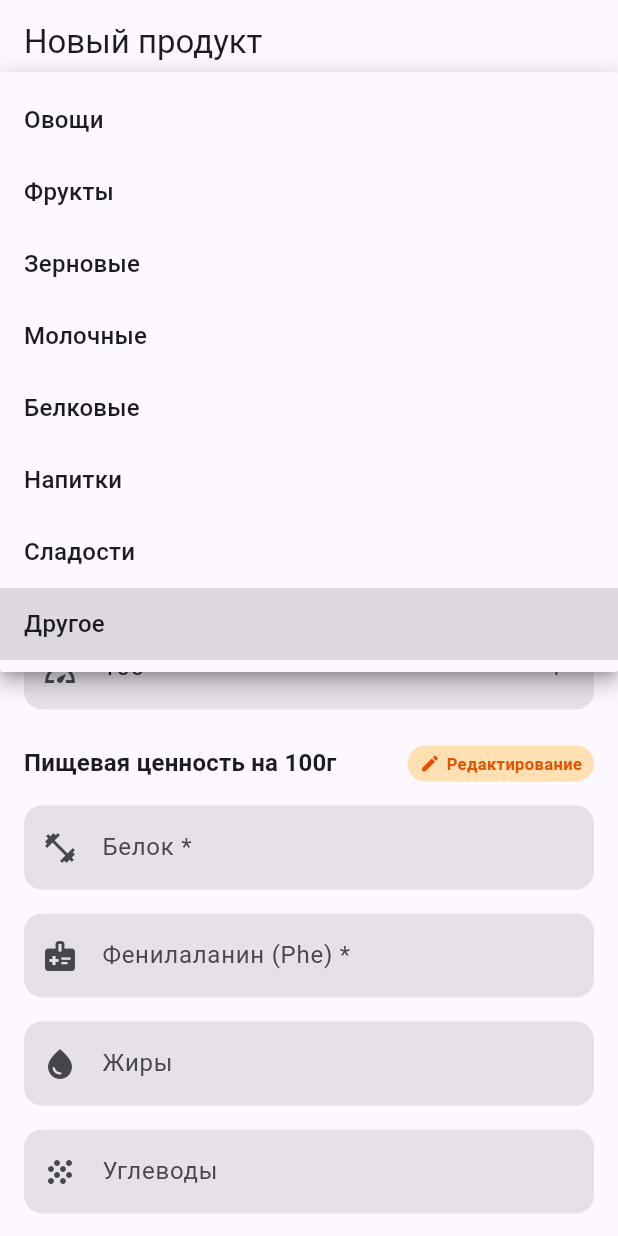
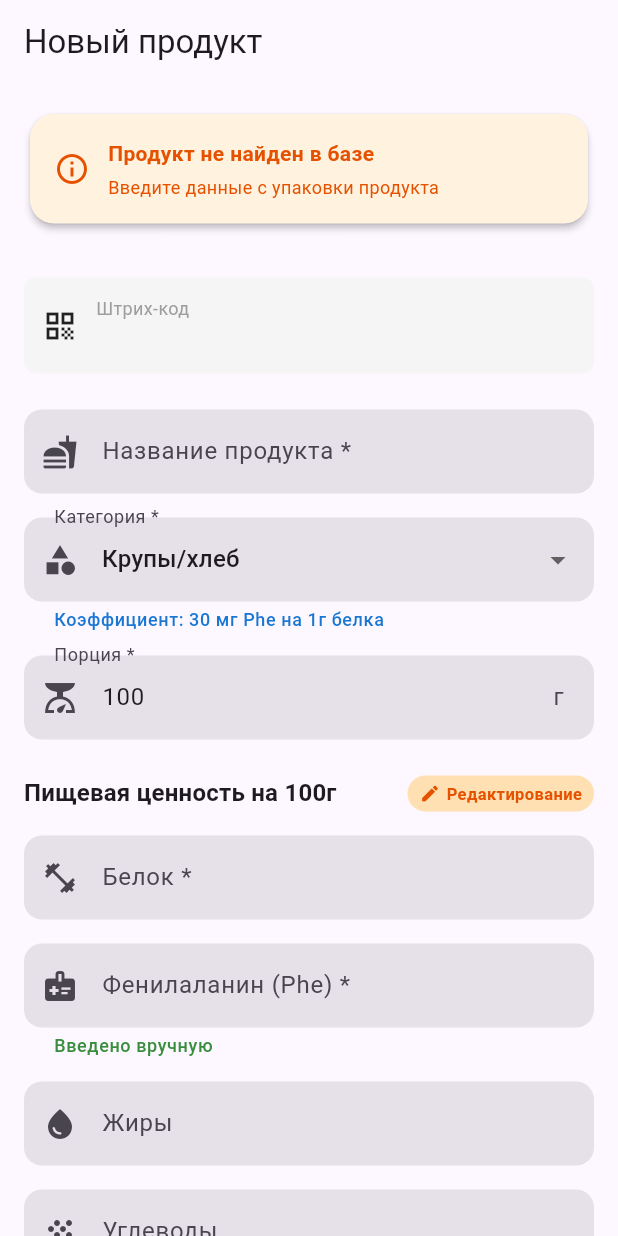
Before and after one commit to Melvud/pku-app, a Flutter app: the ScannedProductScreen screen opened directly with empty values, after a tap on "Другое", on a phone screen of 412 x 824 dp. Run offline on Flutter 3.47's test engine with Material 3 defaults, Android fonts, the phone set to English and light mode, and no system bars; our stand-ins replace cloud_firestore, file_picker, firebase_auth, firebase_core, firebase_storage, fl_chart and 7 more; missing offline and left inert: excel, mobile_scanner, syncfusion_flutter_pdfviewer; accounts and stored records are empty; network calls fail.

Commit message:
Add Google Sheets only barcode search with PKU category-based Phe calculation
- Barcode scanner now searches only in Google Sheets database
- Add new PKU-specific categories with Phe coefficients:
  - Мясо/рыба/яйца/сыры: 50 mg/g protein
  - Молочное: 40 mg/g protein
  - Крупы/хлеб: 30 mg/g protein
  - Овощи: 25 mg/g protein
  - Фрукты: 25 mg/g protein
  - Орехи/бобовые: 45 mg/g protein
  - Другое: 45 mg/g protein
- Show category selection dialog when creating new product
- Auto-calculate Phe based on selected category coefficient
- Allow manual Phe override with visual indicator
- Recalculate Phe when category changes (if auto-calculated)

```diff
--- a/lib/screens/products/barcode_scanner_screen.dart
+++ b/lib/screens/products/barcode_scanner_screen.dart
@@ -1,8 +1,6 @@
 // lib/screens/products/barcode_scanner_screen.dart
 import 'package:flutter/material.dart';
 import 'package:mobile_scanner/mobile_scanner.dart';
-import 'package:provider/provider.dart';
-import '../../providers/products_provider.dart';
 import '../../models/diary_entry.dart';
 import '../../models/product.dart';
 import '../../services/barcode_sheets_service.dart';
@@ -61,32 +59,21 @@ class _BarcodeScannerScreenState extends State<BarcodeScannerScreen> {
     await _controller.stop();
 
     try {
-      // 1. First search in local Google Sheets barcode database
-      setState(() => _searchStatus = 'Поиск в базе штрихкодов...');
+      // Search only in Google Sheets barcode database
+      setState(() => _searchStatus = 'Поиск в базе Google Sheets...');
 
       final barcodeSheetsService = BarcodeSheetsService();
       Product? foundProduct = await barcodeSheetsService.findProductByBarcode(code);
-      String source = 'Google Sheets Barcode DB';
+      String source = 'Google Sheets';
       bool isPheCalculated = false;
 
-      // Check if Phe was calculated
+      // Check if Phe was calculated (not measured)
       if (foundProduct != null && foundProduct.pheMeasuredPer100g == null) {
         isPheCalculated = true;
       }
 
-      // 2. If not found, search in Firestore (local user database)
-      if (foundProduct == null) {
-        setState(() => _searchStatus = 'Поиск в локальной базе...');
-
-        final productsProvider = Provider.of<ProductsProvider>(context, listen: false);
-        final result = await productsProvider.findProductByBarcode(code);
-
-        if (result.product.name.isNotEmpty) {
-          foundProduct = result.product;
-          source = result.source;
-          isPheCalculated = result.product.pheMeasuredPer100g == null;
-        }
-      }
+      // If not found in Google Sheets, product will be null
+      // User will be prompted to create a new product
 
       if (mounted) {
         Navigator.pushReplacement(
--- a/lib/screens/products/scanned_product_screen.dart
+++ b/lib/screens/products/scanned_product_screen.dart
@@ -45,17 +45,27 @@ class _ScannedProductScreenState extends State<ScannedProductScreen> {
   bool _isEditing = false;
   bool _isPheCalculated = false;
   bool _hasChanges = false;
+  bool _categorySelected = false; // Track if category was selected for new product
 
-  final List<Map<String, String>> _categories = [
-    {'value': 'vegetables', 'label': 'Овощи'},
-    {'value': 'fruits', 'label': 'Фрукты'},
-    {'value': 'grains', 'label': 'Зерновые'},
-    {'value': 'dairy', 'label': 'Молочные'},
-    {'value': 'protein', 'label': 'Белковые'},
-    {'value': 'beverages', 'label': 'Напитки'},
-    {'value': 'sweets', 'label': 'Сладости'},
-    {'value': 'other', 'label': 'Другое'},
+  // PKU-specific categories with Phe coefficients (mg per 1g protein)
+  final List<Map<String, dynamic>> _categories = [
+    {'value': 'meat_fish_eggs_cheese', 'label': 'Мясо/рыба/яйца/сыры', 'coefficient': 50},
+    {'value': 'dairy', 'label': 'Молочное (кроме сыров и творога)', 'coefficient': 40},
+    {'value': 'grains_bread', 'label': 'Крупы/хлеб', 'coefficient': 30},
+    {'value': 'vegetables', 'label': 'Овощи', 'coefficient': 25},
+    {'value': 'fruits', 'label': 'Фрукты', 'coefficient': 25},
+    {'value': 'nuts_legumes', 'label': 'Орехи/бобовые', 'coefficient': 45},
+    {'value': 'other', 'label': 'Другое', 'coefficient': 45},
   ];
+
+  /// Get Phe coefficient for a category (mg per 1g protein)
+  int _getPheCoefficient(String category) {
+    final cat = _categories.firstWhere(
+      (c) => c['value'] == category,
+      orElse: () => {'coefficient': 45},
+    );
+    return cat['coefficient'] as int;
+  }
 
   @override
   void initState() {
@@ -80,12 +90,71 @@ class _ScannedProductScreenState extends State<ScannedProductScreen> {
     _caloriesController = TextEditingController(
       text: p?.caloriesPer100g?.toStringAsFixed(1) ?? '',
     );
-    _selectedCategory = p?.category ?? 'other';
+    _selectedCategory = _mapOldCategoryToNew(p?.category ?? 'other');
 
-    // If product not found, enable editing mode
+    // If product not found, enable editing mode and show category selection
     if (widget.product == null) {
       _isEditing = true;
+      _categorySelected = false;
+      // Show category selection dialog after build
+      WidgetsBinding.instance.addPostFrameCallback((_) {
+        _showCategorySelectionDialog();
+      });
+    } else {
+      _categorySelected = true;
     }
+  }
+
+  /// Map old category values to new PKU categories
+  String _mapOldCategoryToNew(String oldCategory) {
+    switch (oldCategory) {
+      case 'vegetables':
+        return 'vegetables';
+      case 'fruits':
+        return 'fruits';
+      case 'grains':
+        return 'grains_bread';
+      case 'dairy':
+        return 'dairy';
+      case 'protein':
+        return 'meat_fish_eggs_cheese';
+      default:
+        return 'other';
+    }
+  }
+
+  /// Show dialog to select category for new product
+  Future<void> _showCategorySelectionDialog() async {
+    await showDialog(
+      context: context,
+      barrierDismissible: false,
+      builder: (context) => AlertDialog(
+        title: const Text('Выберите категорию продукта'),
+        content: Column(
+          mainAxisSize: MainAxisSize.min,
+          crossAxisAlignment: CrossAxisAlignment.start,
+          children: [
+            const Text(
+              'Категория нужна для автоматического расчёта фенилаланина',
+              style: TextStyle(fontSize: 13, color: Colors.grey),
+            ),
+            const SizedBox(height: 16),
+            ..._categories.map((cat) => ListTile(
+              title: Text(cat['label'] as String),
+              subtitle: Text(
+                '${cat['coefficient']} мг Phe на 1г белка',
+                style: TextStyle(fontSize: 12, color: Colors.grey.shade600),
+              ),
+              dense: true,
+              onTap: () {
+                Navigator.pop(context);
+                _onCategoryChanged(cat['value'] as String);
+              },
+            )),
+          ],
+        ),
+      ),
+    );
   }
 
   @override
@@ -103,12 +172,26 @@ class _ScannedProductScreenState extends State<ScannedProductScreen> {
   void _autoCalculatePhe() {
     final protein = double.tryParse(_proteinController.text) ?? 0;
     if (protein > 0) {
-      final estimatedPhe = protein * 50; // 50 mg Phe per 1g protein
+      final coefficient = _getPheCoefficient(_selectedCategory);
+      final estimatedPhe = protein * coefficient;
       _pheController.text = estimatedPhe.toStringAsFixed(0);
       setState(() {
         _isPheCalculated = true;
         _hasChanges = true;
       });
+    }
+  }
+
+  /// Recalculate Phe when category changes (only if Phe was auto-calculated)
+  void _onCategoryChanged(String category) {
+    setState(() {
+      _selectedCategory = category;
+      _categorySelected = true;
+      _hasChanges = true;
+    });
+    // Only recalculate if Phe was previously auto-calculated
+    if (_isPheCalculated) {
+      _autoCalculatePhe();
     }
   }
 
@@ -300,26 +383,28 @@ class _ScannedProductScreenState extends State<ScannedProductScreen> {
               ),
               const SizedBox(height: 16),
 
-              // Category dropdown
+              // Category dropdown with Phe coefficient info
               DropdownButtonFormField<String>(
                 value: _selectedCategory,
-                decoration: const InputDecoration(
-                  labelText: 'Категория',
-                  prefixIcon: Icon(Icons.category),
+                decoration: InputDecoration(
+                  labelText: 'Категория *',
+                  prefixIcon: const Icon(Icons.category),
+                  helperText: 'Коэффициент: ${_getPheCoefficient(_selectedCategory)} мг Phe на 1г белка',
+                  helperStyle: TextStyle(
+                    color: Colors.blue.shade700,
+                    fontWeight: FontWeight.w500,
+                  ),
                 ),
                 items: _categories.map((cat) {
                   return DropdownMenuItem(
-                    value: cat['value'],
-                    child: Text(cat['label']!),
+                    value: cat['value'] as String,
+                    child: Text(cat['label'] as String),
                   );
                 }).toList(),
                 onChanged: _isEditing
                     ? (value) {
                         if (value != null) {
-                          setState(() {
-                            _selectedCategory = value;
-                            _hasChanges = true;
-                          });
+                          _onCategoryChanged(value);
                         }
                       }
                     : null,
@@ -435,10 +520,10 @@ class _ScannedProductScreenState extends State<ScannedProductScreen> {
                     color: _isPheCalculated ? Colors.orange : null,
                   ),
                   helperText: _isPheCalculated
-                      ? 'Рассчитано автоматически (белок × 50)'
-                      : null,
+                      ? 'Рассчитано автоматически (белок × ${_getPheCoefficient(_selectedCategory)})'
+                      : 'Введено вручную',
                   helperStyle: TextStyle(
-                    color: Colors.orange.shade700,
+                    color: _isPheCalculated ? Colors.orange.shade700 : Colors.green.shade700,
                     fontWeight: FontWeight.w500,
                   ),
                 ),
@@ -623,6 +708,12 @@ class _ScannedProductScreenState extends State<ScannedProductScreen> {
   }
 
   Widget _buildPheWarning() {
+    final coefficient = _getPheCoefficient(_selectedCategory);
+    final categoryLabel = _categories.firstWhere(
+      (c) => c['value'] == _selectedCategory,
+      orElse: () => {'label': 'Другое'},
+    )['label'] as String;
+
     return Card(
       color: Colors.amber.shade50,
       child: Padding(
@@ -645,7 +736,7 @@ class _ScannedProductScreenState extends State<ScannedProductScreen> {
                   ),
                   const SizedBox(height: 2),
                   Text(
-                    'Формула: 1г белка = 50мг Phe. Рекомендуем проверить значение.',
+                    'Формула: 1г белка × $coefficient мг ($categoryLabel).\nВы можете изменить значение вручную.',
                     style: TextStyle(
                       fontSize: 11,
                       color: Colors.amber.shade900,
```
